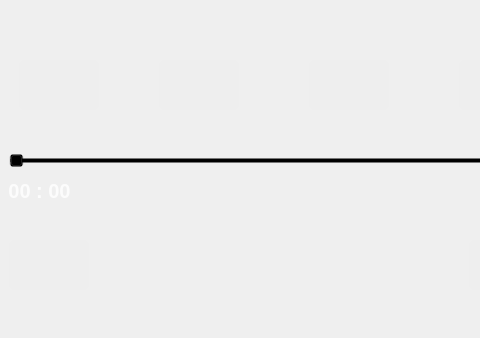
Above: modules/a2dp/gui.ui from iTommix/pyCAR before the change; both pictures show x 0 to 480 and y 170 to 508 of the 1449 by 508 pixel window. Below: the same form after it.
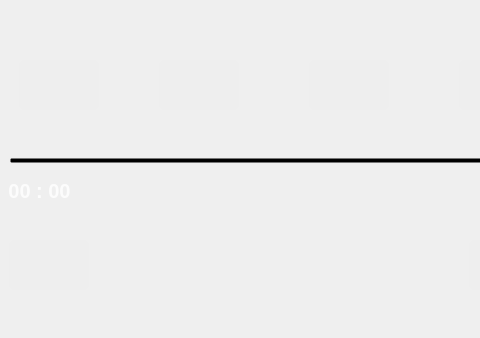
That is the form after the change. Icons and pictures are not drawn. Custom widgets are drawn as their Qt base class.

```diff
--- a/modules/a2dp/gui.ui
+++ b/modules/a2dp/gui.ui
@@ -13,6 +13,12 @@
   <property name="windowTitle">
    <string>a2dp</string>
   </property>
+  <property name="styleSheet">
+   <string notr="true">.QSlider::handle:horizontal {
+    background: transparent;
+}
+</string>
+  </property>
   <widget class="QWidget" name="centralwidget">
    <widget class="QWidget" name="page1" native="true">
     <property name="geometry">
```
Left out of the diff: 4 changed lines with no effect on the pictures.
